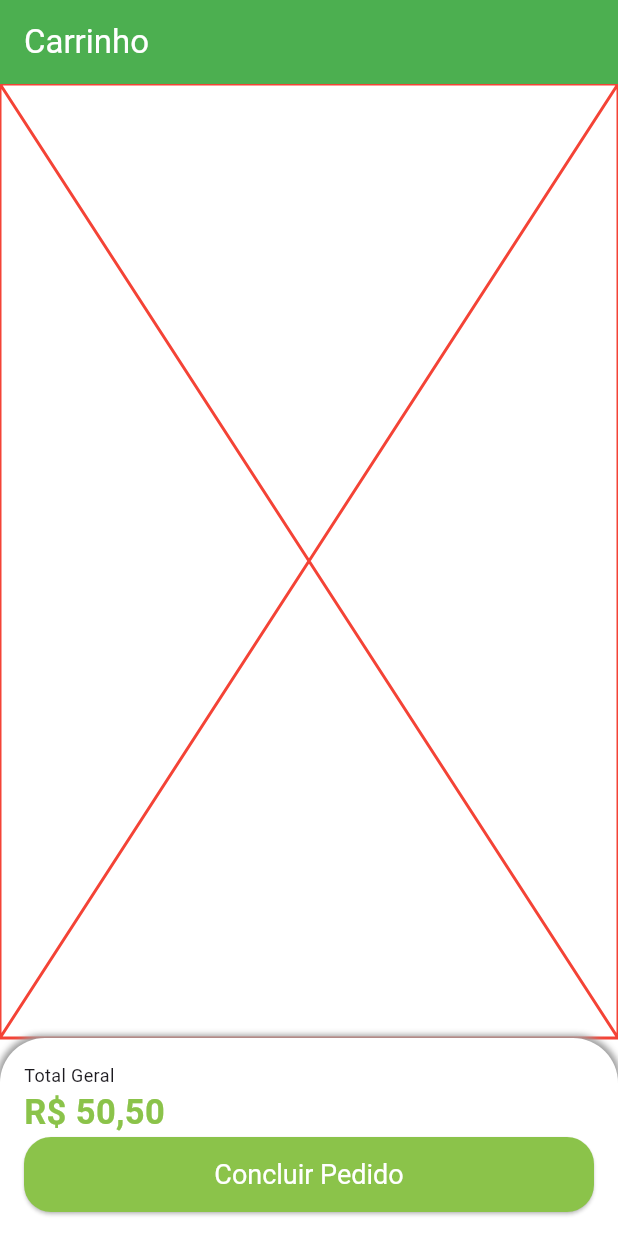
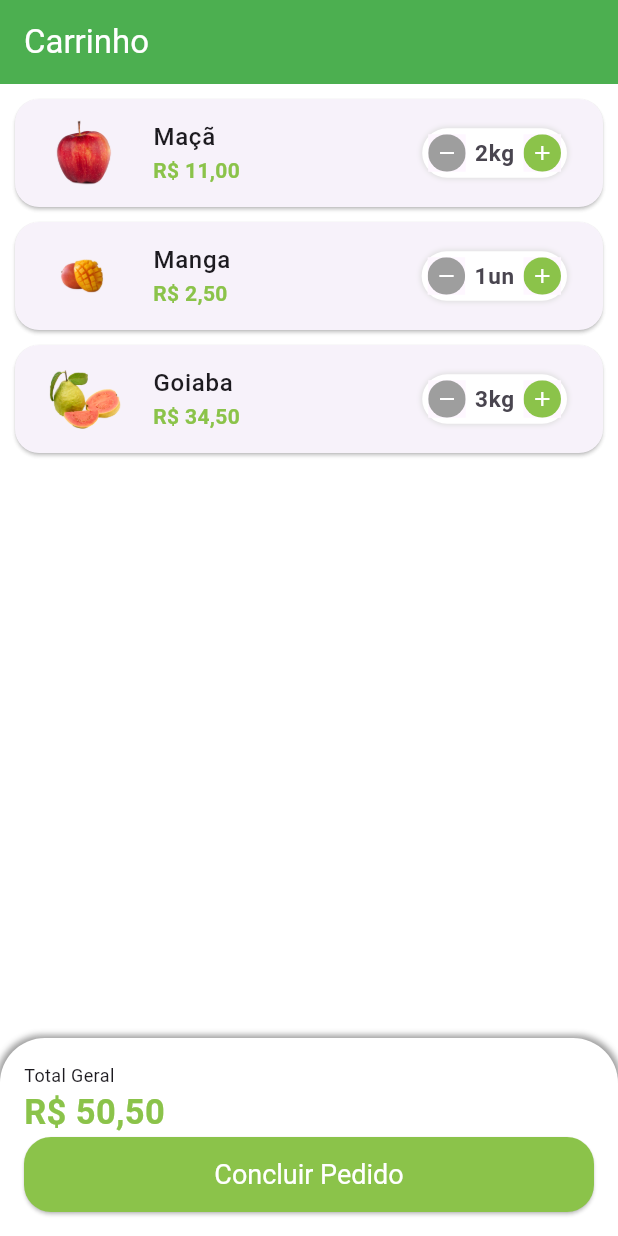
Before and after one commit to piedro404/quitanda-curso-flutter, a Flutter app: the CartTab screen opened directly, on a phone screen of 412 x 824 dp. Run offline on Flutter 3.47's test engine with Material 3 defaults, Android fonts, the phone set to English and light mode, and no system bars; our stand-ins replace animated_text_kit, badges, mask_text_input_formatter; missing offline and left inert: dart:ffi.

Commit message:
feat: :seedling: Add List Item Cart Store

```diff
--- a/lib/src/config/app_data.dart
+++ b/lib/src/config/app_data.dart
@@ -1,3 +1,4 @@
+import 'package:quitanda/src/models/cart_item_model.dart';
 import 'package:quitanda/src/models/item_model.dart';
 
 ItemModel apple = ItemModel(
@@ -64,3 +65,9 @@ List<String> categories = [
   'Temperos',
   'Cereais',
 ];
+
+List<CartItemModel> cartItem = [
+  CartItemModel(item: apple, quantity: 2),
+  CartItemModel(item: mango, quantity: 1),
+  CartItemModel(item: guava, quantity: 3),
+];
--- /dev/null
+++ b/lib/src/models/cart_item_model.dart
@@ -0,0 +1,12 @@
+import 'package:quitanda/src/models/item_model.dart';
+
+class CartItemModel {
+  ItemModel item;
+  int quantity;
+
+  CartItemModel({required this.item, required this.quantity});
+
+  double totalPrice() {
+    return item.price * quantity;
+  }
+}
--- a/lib/src/pages/cart/cart_tab.dart
+++ b/lib/src/pages/cart/cart_tab.dart
@@ -1,6 +1,10 @@
 import 'package:flutter/material.dart';
+import 'package:flutter/widgets.dart';
 import 'package:quitanda/src/config/custom_colors.dart';
+import 'package:quitanda/src/models/cart_item_model.dart';
+import 'package:quitanda/src/pages/cart/components/cart_tile.dart';
 import 'package:quitanda/src/services/utils_services.dart';
+import 'package:quitanda/src/config/app_data.dart' as appData;
 
 class CartTab extends StatelessWidget {
   final UtilServices utilServices = UtilServices();
@@ -15,9 +19,12 @@ class CartTab extends StatelessWidget {
       ),
       body: Column(
         children: [
-          const Expanded(
-            child: Placeholder(
-              color: Colors.red,
+          Expanded(
+            child: ListView.builder(
+              itemCount: appData.cartItem.length,
+              itemBuilder: (_, index) {
+                return CartTile(cartItem: appData.cartItem[index]);
+              },
             ),
           ),
           Container(
@@ -56,7 +63,10 @@ class CartTab extends StatelessWidget {
                     style: ElevatedButton.styleFrom(
                       backgroundColor: CustomColors.customSwatchColor,
                     ),
-                    child: const Text('Concluir Pedido', style: TextStyle(fontSize: 18, color: Colors.white),),
+                    child: const Text(
+                      'Concluir Pedido',
+                      style: TextStyle(fontSize: 18, color: Colors.white),
+                    ),
                   ),
                 ),
               ],
--- /dev/null
+++ b/lib/src/pages/cart/components/cart_tile.dart
@@ -0,0 +1,44 @@
+import 'package:flutter/material.dart';
+import 'package:quitanda/src/config/custom_colors.dart';
+import 'package:quitanda/src/models/cart_item_model.dart';
+import 'package:quitanda/src/pages/common_widgets/quantity_widget.dart';
+import 'package:quitanda/src/services/utils_services.dart';
+
+class CartTile extends StatelessWidget {
+  final CartItemModel cartItem;
+  final UtilServices utilServices = UtilServices();
+
+  CartTile({super.key, required this.cartItem});
+
+  @override
+  Widget build(BuildContext context) {
+    return Card(
+      margin: const EdgeInsets.fromLTRB(10, 10, 10, 0),
+      shape: RoundedRectangleBorder(
+        borderRadius: BorderRadius.circular(16),
+      ),
+      child: ListTile(
+        leading: Image.asset(
+          cartItem.item.imgUrl,
+          height: 60,
+          width: 60,
+        ),
+        title: Text(
+          cartItem.item.itemName,
+          style: const  TextStyle(
+            fontWeight: FontWeight.w500,
+          ),
+        ),
+        subtitle: Text(utilServices.priceToCurrency(cartItem.totalPrice()), style: TextStyle(
+          color: CustomColors.customSwatchColor,
+          fontWeight: FontWeight.bold,
+        ),),
+        trailing: QuantityWidget(
+          suffixText: cartItem.item.unit,
+          value: cartItem.quantity,
+          result: (quantity){},
+        ),
+      ),
+    );
+  }
+}
--- a/lib/src/pages/common_widgets/quantity_widget.dart
+++ b/lib/src/pages/common_widgets/quantity_widget.dart
@@ -31,6 +31,7 @@ class QuantityWidget extends StatelessWidget {
         ],
       ),
       child: Row(
+        mainAxisSize: MainAxisSize.min,
         children: [
           _QuantityButton(
             color: Colors.grey,
```
